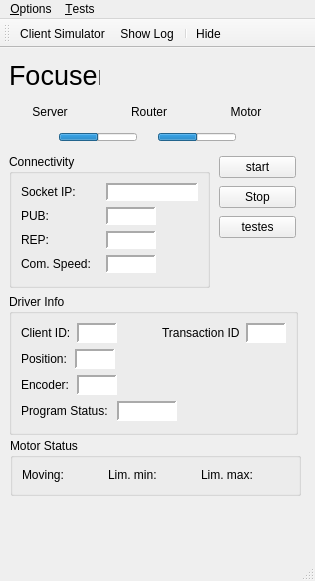
Qt form assets/ui/main.ui (dev-LNA/HostFocuser160) before a commit.
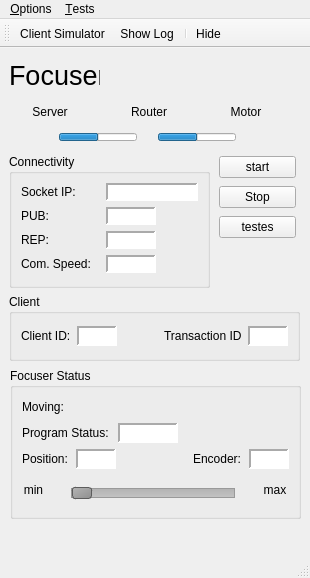
The same form after that commit. Icons and pictures are not drawn.

Commit message: Added focuser position visual interface to server

What changed in the file:
```diff
--- a/assets/ui/main.ui
+++ b/assets/ui/main.ui
@@ -6,8 +6,8 @@
    <rect>
     <x>0</x>
     <y>0</y>
-    <width>315</width>
-    <height>581</height>
+    <width>310</width>
+    <height>578</height>
    </rect>
   </property>
   <property name="windowTitle">
@@ -2338,26 +2338,26 @@
      </item>
     </layout>
    </widget>
-   <widget class="QGroupBox" name="gbDriverInfo">
+   <widget class="QGroupBox" name="gbClientInfo">
     <property name="geometry">
      <rect>
       <x>9</x>
       <y>246</y>
-      <width>289</width>
-      <height>141</height>
+      <width>291</width>
+      <height>67</height>
      </rect>
     </property>
     <property name="minimumSize">
      <size>
       <width>0</width>
-      <height>120</height>
+      <height>67</height>
      </size>
     </property>
     <property name="styleSheet">
      <string notr="true"/>
     </property>
     <property name="title">
-     <string>Driver Info</string>
+     <string>Client</string>
     </property>
     <layout class="QVBoxLayout" name="verticalLayout_3">
      <item>
@@ -2462,198 +2462,6 @@
        </item>
       </layout>
      </item>
-     <item>
-      <layout class="QHBoxLayout" name="horizontalLayout_5">
-       <property name="spacing">
-        <number>8</number>
-       </property>
-       <item>
-        <widget class="QLabel" name="lblPosition">
-         <property name="maximumSize">
-          <size>
-           <width>50</width>
-           <height>16777215</height>
-          </size>
-         </property>
-         <property name="text">
-          <string>Position:</string>
-         </property>
-        </widget>
-       </item>
-       <item>
-        <widget class="QLabel" name="lblPosition_val">
-         <property name="enabled">
-          <bool>true</bool>
-         </property>
-         <property name="minimumSize">
-          <size>
-           <width>40</width>
-           <height>0</height>
-          </size>
-         </property>
-         <property name="maximumSize">
-          <size>
-           <width>50</width>
-           <height>20</height>
-          </size>
-         </property>
-         <property name="styleSheet">
-          <string notr="true">background-color: white</string>
-         </property>
-         <property name="frameShape">
-          <enum>QFrame::Shape::Panel</enum>
-         </property>
-         <property name="frameShadow">
-          <enum>QFrame::Shadow::Sunken</enum>
-         </property>
-         <property name="lineWidth">
-          <number>2</number>
-         </property>
-         <property name="midLineWidth">
-          <number>0</number>
-         </property>
-         <property name="text">
-          <string/>
-         </property>
-         <property name="alignment">
-          <set>Qt::AlignmentFlag::AlignCenter</set>
-         </property>
-        </widget>
-       </item>
-       <item>
-        <spacer name="horizontalSpacer_3">
-         <property name="orientation">
-          <enum>Qt::Orientation::Horizontal</enum>
-         </property>
-         <property name="sizeHint" stdset="0">
-          <size>
-           <width>40</width>
-           <height>20</height>
-          </size>
-         </property>
-        </spacer>
-       </item>
-      </layout>
-     </item>
-     <item>
-      <layout class="QHBoxLayout" name="horizontalLayout_6">
-       <property name="spacing">
-        <number>8</number>
-       </property>
-       <item>
-        <widget class="QLabel" name="lblEncoder">
-         <property name="text">
-          <string>Encoder:</string>
-         </property>
-        </widget>
-       </item>
-       <item>
-        <widget class="QLabel" name="lblEncoder_val">
-         <property name="minimumSize">
-          <size>
-           <width>40</width>
-           <height>0</height>
-          </size>
-         </property>
-         <property name="maximumSize">
-          <size>
-           <width>50</width>
-           <height>20</height>
-          </size>
-         </property>
-         <property name="styleSheet">
-          <string notr="true">background-color: white</string>
-         </property>
-         <property name="frameShape">
-          <enum>QFrame::Shape::Panel</enum>
-         </property>
-         <property name="frameShadow">
-          <enum>QFrame::Shadow::Sunken</enum>
-         </property>
-         <property name="lineWidth">
-          <number>2</number>
-         </property>
-         <property name="midLineWidth">
-          <number>0</number>
-         </property>
-         <property name="text">
-          <string/>
-         </property>
-         <property name="alignment">
-          <set>Qt::AlignmentFlag::AlignCenter</set>
-         </property>
-        </widget>
-       </item>
-       <item>
-        <spacer name="horizontalSpacer_4">
-         <property name="orientation">
-          <enum>Qt::Orientation::Horizontal</enum>
-         </property>
-         <property name="sizeHint" stdset="0">
-          <size>
-           <width>40</width>
-           <height>20</height>
-          </size>
-         </property>
-        </spacer>
-       </item>
-      </layout>
-     </item>
-     <item>
-      <layout class="QHBoxLayout" name="horizontalLayout_7">
-       <item>
-        <widget class="QLabel" name="lblStatus">
-         <property name="text">
-          <string>Program Status: </string>
-         </property>
-        </widget>
-       </item>
-       <item>
-        <widget class="QLabel" name="lblStatus_val">
-         <property name="minimumSize">
-          <size>
-           <width>60</width>
-           <height>0</height>
-          </size>
-         </property>
-         <property name="maximumSize">
-          <size>
-           <width>80</width>
-           <height>20</height>
-          </size>
-         </property>
-         <property name="styleSheet">
-          <string notr="true">background-color: white</string>
-         </property>
-         <property name="frameShape">
-          <enum>QFrame::Shape::Panel</enum>
-         </property>
-         <property name="frameShadow">
-          <enum>QFrame::Shadow::Sunken</enum>
-         </property>
-         <property name="lineWidth">
-          <number>2</number>
-         </property>
-         <property name="text">
-          <string/>
-         </property>
-        </widget>
-       </item>
-       <item>
-        <spacer name="horizontalSpacer_9">
-         <property name="orientation">
-          <enum>Qt::Orientation::Horizontal</enum>
-         </property>
-         <property name="sizeHint" stdset="0">
-          <size>
-           <width>40</width>
-           <height>20</height>
-          </size>
-         </property>
-        </spacer>
-       </item>
-      </layout>
-     </item>
     </layout>
    </widget>
    <widget class="QWidget" name="layoutWidget">
@@ -2689,33 +2497,41 @@
      </item>
     </layout>
    </widget>
-   <widget class="QGroupBox" name="gbMotorStatus">
+   <widget class="QGroupBox" name="gbFocuserStatus">
     <property name="geometry">
      <rect>
       <x>10</x>
-      <y>390</y>
+      <y>320</y>
       <width>291</width>
-      <height>58</height>
+      <height>151</height>
      </rect>
     </property>
     <property name="title">
-     <string>Motor Status</string>
+     <string>Focuser Status</string>
     </property>
+    <layout class="QVBoxLayout" name="verticalLayout_4">
+     <item>
+      <layout class="QHBoxLayout" name="horizontalLayout_10">
+       <property name="spacing">
+        <number>0</number>
+       </property>
+       <item>
     <layout class="QHBoxLayout" name="horizontalLayout_9">
-     <item>
-      <layout class="QHBoxLayout" name="horizontalLayout">
+         <property name="spacing">
+          <number>4</number>
+         </property>
        <item>
         <widget class="QLabel" name="lblMoving">
          <property name="minimumSize">
           <size>
-           <width>44</width>
-           <height>16</height>
+             <width>20</width>
+             <height>20</height>
           </size>
          </property>
          <property name="maximumSize">
           <size>
-           <width>44</width>
-           <height>16</height>
+             <width>48</width>
+             <height>20</height>
           </size>
          </property>
          <property name="styleSheet">
@@ -2737,6 +2553,12 @@
        </item>
        <item>
         <widget class="QLabel" name="ledMoving">
+           <property name="sizePolicy">
+            <sizepolicy hsizetype="Fixed" vsizetype="Fixed">
+             <horstretch>0</horstretch>
+             <verstretch>0</verstretch>
+            </sizepolicy>
+           </property>
          <property name="minimumSize">
           <size>
            <width>14</width>
@@ -2772,35 +2594,238 @@
          </property>
         </widget>
        </item>
+        </layout>
+       </item>
        <item>
-        <spacer name="horizontalSpacer">
+        <spacer name="horizontalSpacer_16">
          <property name="orientation">
           <enum>Qt::Orientation::Horizontal</enum>
          </property>
          <property name="sizeHint" stdset="0">
           <size>
            <width>40</width>
+           <height>14</height>
+          </size>
+         </property>
+        </spacer>
+       </item>
+      </layout>
+     </item>
+     <item>
+      <layout class="QHBoxLayout" name="horizontalLayout_7">
+       <item>
+        <widget class="QLabel" name="lblStatus">
+         <property name="text">
+          <string>Program Status: </string>
+         </property>
+        </widget>
+       </item>
+       <item>
+        <widget class="QLabel" name="lblStatus_val">
+         <property name="minimumSize">
+          <size>
+           <width>60</width>
+           <height>0</height>
+          </size>
+         </property>
+         <property name="maximumSize">
+          <size>
+           <width>80</width>
            <height>20</height>
           </size>
          </property>
+         <property name="styleSheet">
+          <string notr="true">background-color: white</string>
+         </property>
+         <property name="frameShape">
+          <enum>QFrame::Shape::Panel</enum>
+         </property>
+         <property name="frameShadow">
+          <enum>QFrame::Shadow::Sunken</enum>
+         </property>
+         <property name="lineWidth">
+          <number>2</number>
+         </property>
+         <property name="text">
+          <string/>
+         </property>
+        </widget>
+       </item>
+       <item>
+        <spacer name="horizontalSpacer_9">
+         <property name="orientation">
+          <enum>Qt::Orientation::Horizontal</enum>
+         </property>
+         <property name="sizeHint" stdset="0">
+          <size>
+           <width>40</width>
+           <height>20</height>
+          </size>
+         </property>
         </spacer>
        </item>
       </layout>
      </item>
      <item>
-      <layout class="QHBoxLayout" name="horizontalLayout_8">
+      <layout class="QHBoxLayout" name="horizontalLayout_5">
+       <property name="spacing">
+        <number>8</number>
+       </property>
+       <item>
+        <widget class="QLabel" name="lblPosition">
+         <property name="maximumSize">
+          <size>
+           <width>50</width>
+           <height>16777215</height>
+          </size>
+         </property>
+         <property name="text">
+          <string>Position:</string>
+         </property>
+        </widget>
+       </item>
+       <item>
+        <widget class="QLabel" name="lblPosition_val">
+         <property name="enabled">
+          <bool>true</bool>
+         </property>
+         <property name="minimumSize">
+          <size>
+           <width>40</width>
+           <height>0</height>
+          </size>
+         </property>
+         <property name="maximumSize">
+          <size>
+           <width>50</width>
+           <height>20</height>
+          </size>
+         </property>
+         <property name="styleSheet">
+          <string notr="true">background-color: white</string>
+         </property>
+         <property name="frameShape">
+          <enum>QFrame::Shape::Panel</enum>
+         </property>
+         <property name="frameShadow">
+          <enum>QFrame::Shadow::Sunken</enum>
+         </property>
+         <property name="lineWidth">
+          <number>2</number>
+         </property>
+         <property name="midLineWidth">
+          <number>0</number>
+         </property>
+         <property name="text">
+          <string/>
+         </property>
+         <property name="alignment">
+          <set>Qt::AlignmentFlag::AlignCenter</set>
+         </property>
+        </widget>
+       </item>
+       <item>
+        <spacer name="horizontalSpacer_3">
+         <property name="orientation">
+          <enum>Qt::Orientation::Horizontal</enum>
+         </property>
+         <property name="sizeHint" stdset="0">
+          <size>
+           <width>40</width>
+           <height>20</height>
+          </size>
+         </property>
+        </spacer>
+       </item>
+       <item>
+        <layout class="QHBoxLayout" name="horizontalLayout_6">
+         <property name="spacing">
+          <number>8</number>
+         </property>
+         <item>
+          <widget class="QLabel" name="lblEncoder">
+           <property name="text">
+            <string>Encoder:</string>
+           </property>
+          </widget>
+         </item>
+         <item>
+          <widget class="QLabel" name="lblEncoder_val">
+           <property name="minimumSize">
+            <size>
+             <width>40</width>
+             <height>0</height>
+            </size>
+           </property>
+           <property name="maximumSize">
+            <size>
+             <width>50</width>
+             <height>20</height>
+            </size>
+           </property>
+           <property name="styleSheet">
+            <string notr="true">background-color: white</string>
+           </property>
+           <property name="frameShape">
+            <enum>QFrame::Shape::Panel</enum>
+           </property>
+           <property name="frameShadow">
+            <enum>QFrame::Shadow::Sunken</enum>
+           </property>
+           <property name="lineWidth">
+            <number>2</number>
+           </property>
+           <property name="midLineWidth">
+            <number>0</number>
+           </property>
+           <property name="text">
+            <string/>
+           </property>
+           <property name="alignment">
+            <set>Qt::AlignmentFlag::AlignCenter</set>
+           </property>
+          </widget>
+         </item>
+        </layout>
+       </item>
+      </layout>
+     </item>
+     <item>
+      <spacer name="verticalSpacer">
+       <property name="orientation">
+        <enum>Qt::Orientation::Vertical</enum>
+       </property>
+       <property name="sizeType">
+        <enum>QSizePolicy::Policy::Fixed</enum>
+       </property>
+       <property name="sizeHint" stdset="0">
+        <size>
+         <width>20</width>
+         <height>5</height>
+        </size>
+       </property>
+      </spacer>
+     </item>
+     <item>
+      <layout class="QHBoxLayout" name="horizontalLayout">
+       <property name="spacing">
+        <number>6</number>
+       </property>
+       <property name="topMargin">
+        <number>0</number>
+       </property>
        <item>
         <widget class="QLabel" name="lblLimMin">
          <property name="minimumSize">
           <size>
-           <width>52</width>
-           <height>16</height>
+           <width>23</width>
+           <height>13</height>
           </size>
          </property>
          <property name="maximumSize">
           <size>
-           <width>44</width>
-           <height>16</height>
+           <width>20</width>
+           <height>20</height>
           </size>
          </property>
          <property name="styleSheet">
@@ -2813,10 +2838,10 @@
           <enum>QFrame::Shadow::Sunken</enum>
          </property>
          <property name="text">
-          <string>Lim. min:</string>
+          <string>min</string>
          </property>
          <property name="alignment">
-          <set>Qt::AlignmentFlag::AlignLeading|Qt::AlignmentFlag::AlignLeft|Qt::AlignmentFlag::AlignVCenter</set>
+          <set>Qt::AlignmentFlag::AlignHCenter|Qt::AlignmentFlag::AlignTop</set>
          </property>
         </widget>
        </item>
@@ -2858,50 +2883,58 @@
         </widget>
        </item>
        <item>
-        <spacer name="horizontalSpacer_10">
-         <property name="orientation">
-          <enum>Qt::Orientation::Horizontal</enum>
-         </property>
-         <property name="sizeHint" stdset="0">
-          <size>
-           <width>40</width>
-           <height>20</height>
-          </size>
-         </property>
-        </spacer>
-       </item>
-      </layout>
-     </item>
-     <item>
-      <layout class="QHBoxLayout" name="horizontalLayout_10">
-       <item>
-        <widget class="QLabel" name="lblLimMax">
+        <widget class="QSlider" name="posSlider">
          <property name="minimumSize">
           <size>
-           <width>52</width>
-           <height>16</height>
+           <width>0</width>
+           <height>20</height>
           </size>
          </property>
          <property name="maximumSize">
           <size>
-           <width>44</width>
-           <height>16</height>
+           <width>16777215</width>
+           <height>20</height>
           </size>
          </property>
          <property name="styleSheet">
-          <string notr="true"/>
+          <string notr="true">QSlider::groove:horizontal {
+    border: 1px solid #999999;
+    height: 8px; /* the groove expands to the size of the slider by default. by giving it a height, it has a fixed size */
+    background: qlineargradient(x1:0, y1:0, x2:0, y2:1, stop:0 #B1B1B1, stop:1 #c4c4c4);
+    margin: 2px 0;
+}
+
+QSlider::handle:horizontal {
+    background: qlineargradient(x1:0, y1:0, x2:1, y2:1, stop:0 #b4b4b4, stop:1 #8f8f8f);
+    border: 1px solid #5c5c5c;
+    width: 18px;
+    margin: -2px 0; /* handle is placed by default on the contents rect of the groove. Expand outside the groove */
+    border-radius: 3px;
+}</string>
          </property>
-         <property name="frameShape">
-          <enum>QFrame::Shape::NoFrame</enum>
+         <property name="maximum">
+          <number>100</number>
          </property>
-         <property name="frameShadow">
-          <enum>QFrame::Shadow::Sunken</enum>
+         <property name="singleStep">
+          <number>1</number>
          </property>
-         <property name="text">
-          <string>Lim. max:</string>
+         <property name="pageStep">
+          <number>2</number>
          </property>
-         <property name="alignment">
-          <set>Qt::AlignmentFlag::AlignLeading|Qt::AlignmentFlag::AlignLeft|Qt::AlignmentFlag::AlignVCenter</set>
+         <property name="sliderPosition">
+          <number>0</number>
+         </property>
+         <property name="orientation">
+          <enum>Qt::Orientation::Horizontal</enum>
+         </property>
+         <property name="invertedAppearance">
+          <bool>false</bool>
+         </property>
+         <property name="tickPosition">
+          <enum>QSlider::TickPosition::TicksBothSides</enum>
+         </property>
+         <property name="tickInterval">
+          <number>10</number>
          </property>
         </widget>
        </item>
@@ -2942,18 +2975,36 @@
          </property>
         </widget>
        </item>
-       <item>
-        <spacer name="horizontalSpacer_11">
-         <property name="orientation">
-          <enum>Qt::Orientation::Horizontal</enum>
+       <item alignment="Qt::AlignmentFlag::AlignVCenter">
+        <widget class="QLabel" name="lblLimMax">
+         <property name="minimumSize">
+          <size>
+           <width>28</width>
+           <height>20</height>
+          </size>
          </property>
-         <property name="sizeHint" stdset="0">
+         <property name="maximumSize">
           <size>
-           <width>40</width>
+           <width>25</width>
            <height>20</height>
           </size>
          </property>
-        </spacer>
+         <property name="styleSheet">
+          <string notr="true"/>
+         </property>
+         <property name="frameShape">
+          <enum>QFrame::Shape::NoFrame</enum>
+         </property>
+         <property name="frameShadow">
+          <enum>QFrame::Shadow::Sunken</enum>
+         </property>
+         <property name="text">
+          <string>max</string>
+         </property>
+         <property name="alignment">
+          <set>Qt::AlignmentFlag::AlignHCenter|Qt::AlignmentFlag::AlignTop</set>
+         </property>
+        </widget>
        </item>
       </layout>
      </item>
@@ -2965,7 +3016,7 @@
     <rect>
      <x>0</x>
      <y>0</y>
-     <width>315</width>
+     <width>310</width>
      <height>22</height>
     </rect>
    </property>
```
Lines whose indentation alone changed are shown as unchanged. The commit also changes 5 other files.
